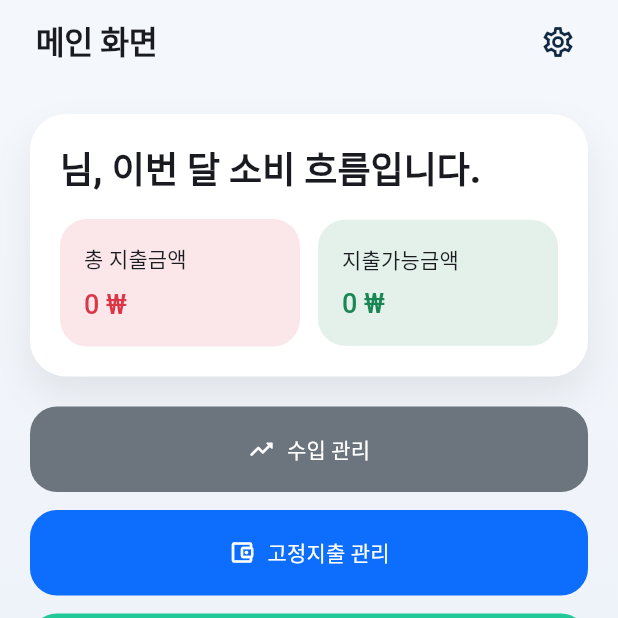
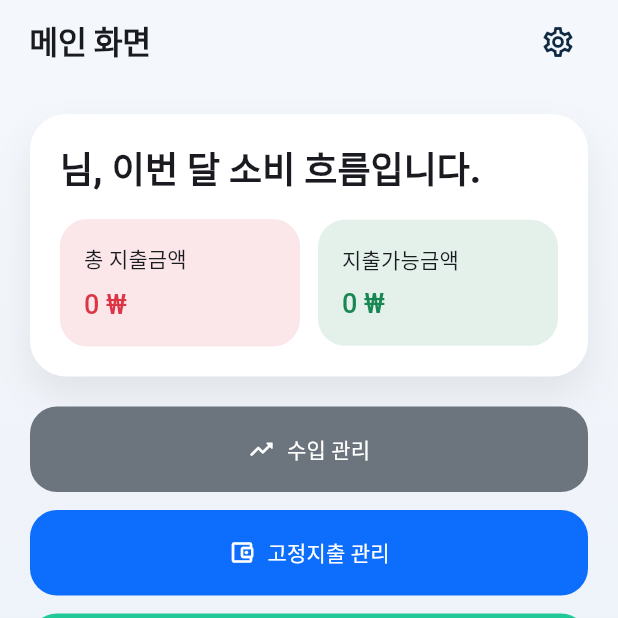
Before and after one commit to hckang17/household_ledger, a Flutter app: the screen it shows after launch, after a tap on "초기 설정 시작", after a tap on "저장", on a phone screen of 412 x 824 dp, the top half of it. Run offline on Flutter 3.47's test engine with Material 3 defaults, Android fonts, the phone set to English and light mode, and no system bars; our stand-ins replace fl_chart, flutter_riverpod, logger, share_plus, shared_preferences, sqflite; missing offline and left inert: file_selector; accounts and stored records are empty.

Commit message:
STYLE: 각 화면 타이틀의 여백 조정

```diff
--- a/lib/presenter/common/bootstrap_style/bootstrap_widgets.dart
+++ b/lib/presenter/common/bootstrap_style/bootstrap_widgets.dart
@@ -166,7 +166,7 @@ class BootstrapPage extends StatelessWidget {
     return Scaffold(
       /// 앱바는 페이지마다 일관된 스타일을 유지하되, 제목과 액션은 페이지별로 다르게 설정할 수 있도록 한다.
       appBar: AppBar(
-        titleSpacing: 24,
+        titleSpacing: 0,
         scrolledUnderElevation: 0,
         actionsPadding: const EdgeInsets.only(right: 16),
         title: Text(
--- a/lib/presenter/pages/home_page.dart
+++ b/lib/presenter/pages/home_page.dart
@@ -48,7 +48,7 @@ class HomePage extends ConsumerWidget {
           );
 
     return BootstrapPage(
-      title: strings['homeTitle'] ?? '',
+      title: "    ${strings['homeTitle'] ?? ''}",
       actions: <Widget>[
         IconButton(
           onPressed: () => _push(context, AppRouter.settingsRoute),
--- a/lib/presenter/pages/onboarding_page.dart
+++ b/lib/presenter/pages/onboarding_page.dart
@@ -26,7 +26,8 @@ class OnboardingPage extends ConsumerWidget {
     return ledgerState.when(
       data: (state) {
         return BootstrapPage(
-          title: strings['appTitle'] ?? '',
+          /// 타이틀에 좌측 여백을 추가하여 앱 아이콘과의 간격을 확보한다.
+          title: "    ${strings['appTitle'] ?? ''}",
           child: Center(
             child: ConstrainedBox(
               constraints: const BoxConstraints(maxWidth: 720),
```
